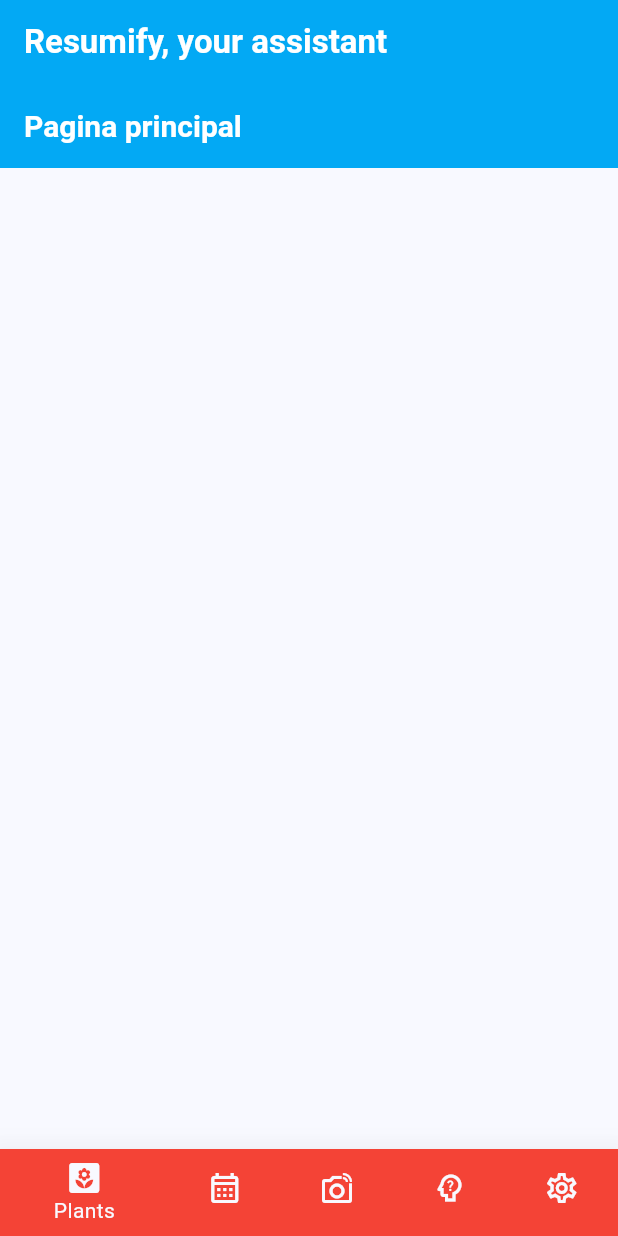
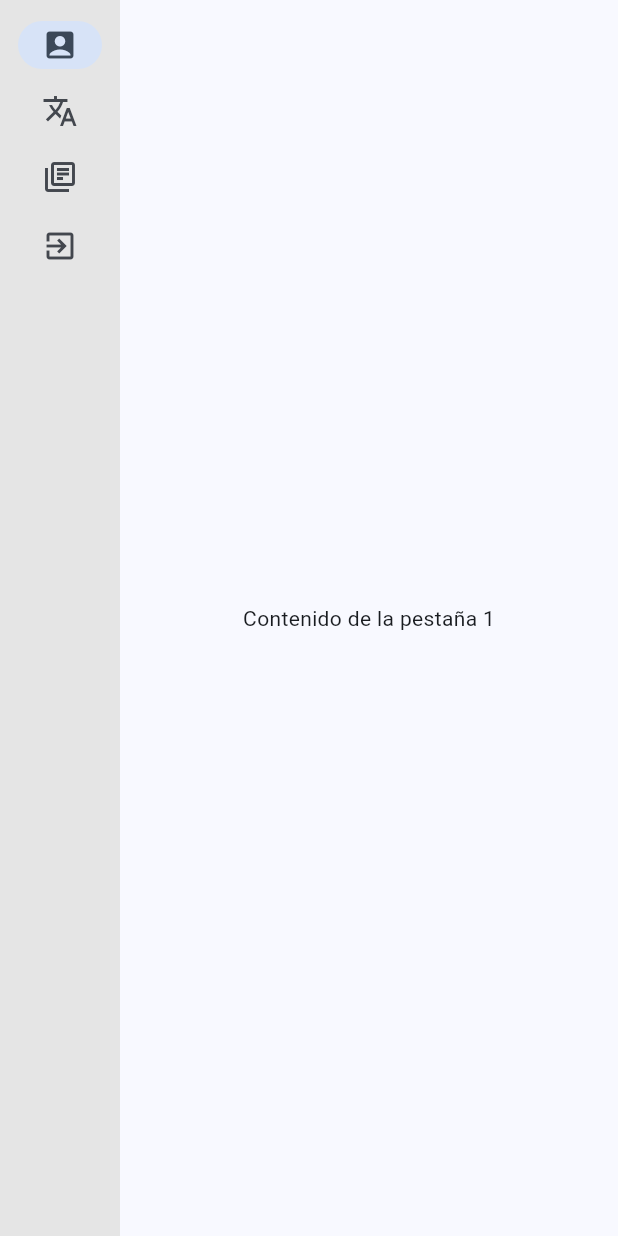
Before and after one commit to Eduguru-Arqui-Software-Emergentes/Resumify-Mobile, a Flutter app: the HomeScreen screen opened by its route, on a phone screen of 412 x 824 dp. Run offline on Flutter 3.47's test engine with Material 3 defaults, Android fonts, the phone set to English and light mode, and no system bars; our stand-ins replace fluttertoast, jwt_decoder, open_file, pdf, printing, shared_preferences; missing offline and left inert: sliding_switch; accounts and stored records are empty; network calls fail.

```diff
--- a/lib/main.dart
+++ b/lib/main.dart
@@ -20,6 +20,8 @@ class MyApp extends StatelessWidget {
   @override
   Widget build(BuildContext context) {
     Widget initialScreen = const AuthScreen();
+
+    /*
     if (storedToken != null) {
       bool isTokenExpired = JwtDecoder.isExpired(storedToken!);
 
@@ -31,6 +33,10 @@ class MyApp extends StatelessWidget {
     } else {
       initialScreen = const AuthScreen();
     }
+
+     */
+
+    initialScreen = const HomeScreen(index: 0);
 
     return MaterialApp(
       title: 'Resumify App',
--- a/lib/presentation/screens/home_screen.dart
+++ b/lib/presentation/screens/home_screen.dart
@@ -1,5 +1,5 @@
 import 'package:flutter/material.dart';
-import 'package:resumify_mobile/presentation/views/profile_view.dart';
+import 'package:resumify_mobile/presentation/screens/search_video_screen.dart';
 
 class HomeScreen extends StatefulWidget {
   final int index;
@@ -13,77 +13,96 @@ class _HomeScreenState extends State<HomeScreen> {
   final int index;
   _HomeScreenState(this.index);
 
-  int selectedIndex = 0;
+  int _selectedIndex = 0;
 
-  @override
-  void initState(){
-    selectedIndex = index;
-    super.initState();
-  }
 
   @override
   Widget build(BuildContext context) {
+    return Scaffold(
+      body: Row(
+        children: <Widget>[
+          Container(
+            //margin: EdgeInsets.all(16.0),
+            child: NavigationRail(
+              backgroundColor: Color.fromRGBO(229, 229, 229, 100),
+              selectedIndex: _selectedIndex,
+              groupAlignment: -1,
+              onDestinationSelected: (int index) {
+                setState(() {
+                  _selectedIndex = index;
+                });
+              },
+              labelType: NavigationRailLabelType.none,
 
-    //final screens = [const PlantsView(), const CalendarView(), const IdentificationView(), const SpecialistView(), const SettingsView()];
-    final List<Widget> screens = [ProfileView()];
+              trailing:
+              IconButton(
+                onPressed: () {
+                  // Add your onPressed code here!
+                },
+                icon: const Icon(Icons.exit_to_app),
 
-    return Scaffold(
-      appBar: AppBar(
-        title: Text("Resumify, your assistant", style: TextStyle(fontWeight: FontWeight.bold, color: Colors.white),),
-        backgroundColor: Colors.lightBlue,
-        automaticallyImplyLeading: false,),
-      backgroundColor: const Color.fromRGBO(40, 40, 40, 1.0),
-      body: SafeArea(
-        child: IndexedStack(
-            index: selectedIndex,
-            children: screens
-        ),),
+              ),
 
-      bottomNavigationBar: BottomNavigationBar(
-        currentIndex: selectedIndex,
-        onTap: (value){
-          setState(() {
-            selectedIndex = value;
-          });
-        },
-        elevation: 20,
-        items: const [
-          BottomNavigationBarItem(
-              icon: Icon(Icons.yard_outlined),
-              activeIcon: Icon(Icons.yard),
-              label: "Plants",
-              backgroundColor: Colors.red
+              destinations: const <NavigationRailDestination>[
+                NavigationRailDestination(
+                  icon: Icon(Icons.account_box_outlined),
+                  selectedIcon: Icon(Icons.account_box_rounded),
+                  label: Text('First'),
+                ),
+                NavigationRailDestination(
+                  icon: Icon(Icons.translate),
+                  selectedIcon: Icon(Icons.translate_sharp),
+                  label: Text('Second'),
+                ),
+                NavigationRailDestination(
+                  icon: Icon(Icons.library_books_outlined),
+                  selectedIcon: Icon(Icons.library_books_rounded),
+                  label: Text('Third'),
+                ),
+              ],
+            ),
           ),
 
-          BottomNavigationBarItem(
-              icon: Icon(Icons.calendar_month_outlined),
-              activeIcon: Icon(Icons.calendar_month),
-              label: "Calendar",
-              backgroundColor: Colors.green
+
+          Expanded(
+              child: Navigator(
+                onGenerateRoute: (settings) {
+                  return MaterialPageRoute(builder: (context) => _getScreenForIndex(_selectedIndex),
+                  );
+                },
+              )
           ),
-
-          BottomNavigationBarItem(
-              icon: Icon(Icons.linked_camera_outlined),
-              activeIcon: Icon(Icons.linked_camera),
-              label: "Identify",
-              backgroundColor: Colors.blue
-          ),
-
-          BottomNavigationBarItem(
-              icon: Icon(Icons.psychology_alt_outlined),
-              activeIcon: Icon(Icons.psychology_alt),
-              label: "Specialists",
-              backgroundColor: Colors.orange
-          ),
-
-          BottomNavigationBarItem(
-              icon: Icon(Icons.settings_outlined),
-              activeIcon: Icon(Icons.settings),
-              label: "Settings",
-              backgroundColor: Colors.yellow
-          )
         ],
       ),
     );
   }
+
+  Widget _getScreenForIndex(int index) {
+    switch (index) {
+      case 0:
+        return TabOne();
+      case 1:
+        return SearchVideo();
+      default:
+        return TabOne();
+    }
+  }
+
 }
+
+
+class TabOne extends StatefulWidget {
+  const TabOne({super.key});
+
+  @override
+  State<TabOne> createState() => _TabOneState();
+}
+
+class _TabOneState extends State<TabOne> {
+  @override
+  Widget build(BuildContext context) {
+    return Center(
+      child: Text('Contenido de la pestaña 1'),
+    );
+  }
+}
```
Also changed, not shown: lib/presentation/screens/convert_summary_screen.dart (added, +170 -0 lines), lib/presentation/screens/convert_text_screen.dart (added, +80 -0 lines), lib/presentation/screens/search_video_screen.dart (added, +165 -0 lines), pubspec.yaml (+8 -0 lines), assets/OpenSans-Regular.ttf (added), pubspec.lock, 1 other file.
